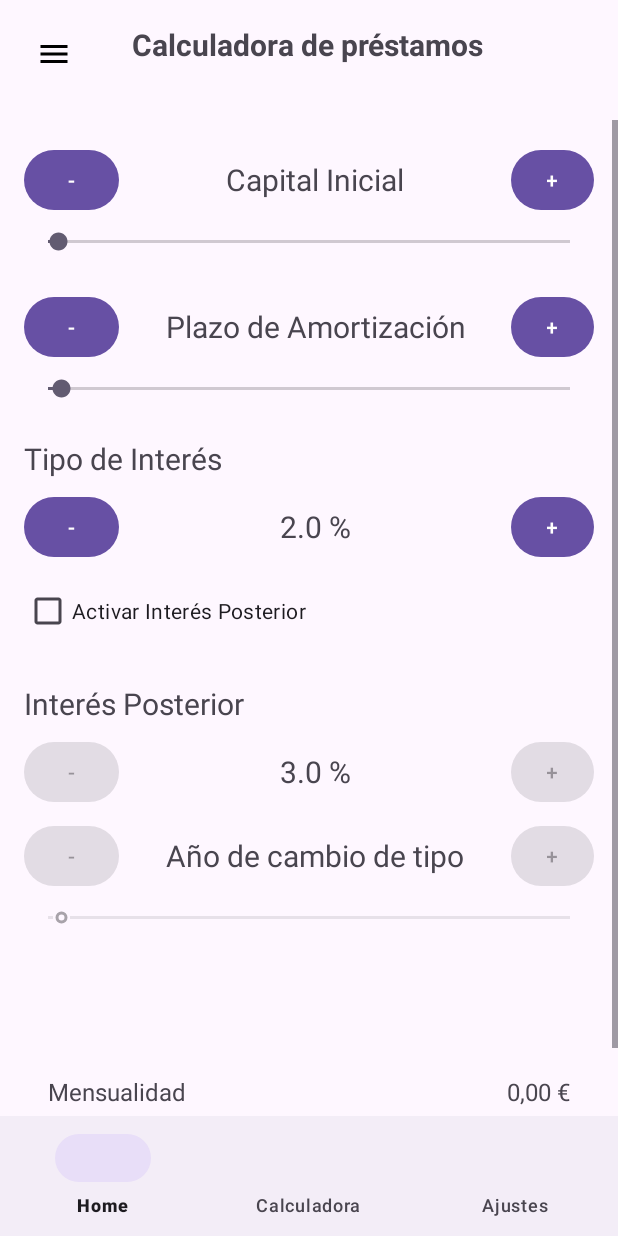
After one commit to cHion7/AplicacionDeImpuestosDelTFG, an Android app: the fragment PrestamoFragment placed in its activity, on a phone screen of 412 x 824 dp. The commit adds this screen. Run offline under Robolectric (Android 15) with nearby library versions, the phone set to English and light mode, and no system bars.

Commit message:
Calculadora de pretamos va a la mitad debidoa que me falle le calculo de mensualida posterior

```diff
--- /dev/null
+++ b/app/src/main/java/com/example/aplicaciondeimpuestosdeltfg/PrestamoFragment.java
@@ -0,0 +1,282 @@
+package com.example.aplicaciondeimpuestosdeltfg;
+
+import android.os.Bundle;
+
+import androidx.core.view.GravityCompat;
+import androidx.drawerlayout.widget.DrawerLayout;
+import androidx.fragment.app.Fragment;
+
+import android.view.LayoutInflater;
+import android.view.View;
+import android.view.ViewGroup;
+import android.widget.Button;
+import android.widget.CheckBox;
+import android.widget.ImageView;
+import android.widget.SeekBar;
+import android.widget.TextView;
+
+public class PrestamoFragment extends Fragment {
+
+    private float capital = 0;
+    private float plazo = 0;
+    private float interes = 0;
+    private float InteresPosterior = 0;
+    private float plazoConCambio = 0;
+    private CheckBox impuestoPosterior;
+    TextView mensualidadText;
+    TextView mensualidadPosteriorText;
+    @Override
+    public View onCreateView(LayoutInflater inflater, ViewGroup container,
+                             Bundle savedInstanceState) {
+
+        // Inflar el layout del fragment
+        View view = inflater.inflate(R.layout.fragment_prestamo, container, false);
+
+        Button botonHipoteca = view.findViewById(R.id.boton1);
+        Button botonImpuestos = view.findViewById(R.id.boton2);
+        Button botonOtros = view.findViewById(R.id.boton3);
+
+
+        // Inicializar vistas desde el layout del fragment
+        ImageView btn_open_menu = view.findViewById(R.id.boton_abrir_menu);
+
+        Button sumarCapital = view.findViewById(R.id.botonCapitalSumar);
+        Button restarCapital = view.findViewById(R.id.botonCapitalRestar);
+        Button sumarPlazo = view.findViewById(R.id.botonPlazoSumar);
+        Button restarPlazo = view.findViewById(R.id.botonPlazoRestar);
+        Button tipoInteresRestar = view.findViewById(R.id.botonTipoInteresRestar);
+        Button tipoInteresSumar = view.findViewById(R.id.botonTipoInteresSumar);
+        Button cambiarAnioRestar = view.findViewById(R.id.botonCambioAnioRestar);
+        Button cambiarAnioSumar = view.findViewById(R.id.botonCambioAnioSumar);
+        Button interesPosteriorRestar = view.findViewById(R.id.botonInteresPosteriorRestar);
+        Button interesPosteriorSumar = view.findViewById(R.id.botonInteresPosteriorSumar);
+
+        impuestoPosterior = view.findViewById(R.id.checkbox_interes_posterior);
+
+        TextView capitalText = view.findViewById(R.id.text_capital_inicial);
+        TextView plazoText = view.findViewById(R.id.text_plazo_amortizacion);
+        TextView interesText = view.findViewById(R.id.text_tipo_interes);
+        TextView interesPosteriorText = view.findViewById(R.id.text_interes_posterior);
+        TextView cambioAnioText = view.findViewById(R.id.text_anio_cambio_tipo);
+
+        mensualidadText = view.findViewById(R.id.text_mensualidad);
+        mensualidadPosteriorText = view.findViewById(R.id.text_mensualidad_posterior);
+
+        SeekBar capitalInicial = view.findViewById(R.id.seek_capital_inicial);
+        SeekBar plazoAmortizado = view.findViewById(R.id.seek_plazo_amortizacion);
+        SeekBar plazoAmortizadoPosterior = view.findViewById(R.id.seek_anio_cambio_tipo);
+
+
+        interesPosteriorSumar.setEnabled(false);
+        interesPosteriorRestar.setEnabled(false);
+        cambiarAnioRestar.setEnabled(false);
+        cambiarAnioSumar.setEnabled(false);
+        plazoAmortizadoPosterior.setEnabled(false);
+
+
+
+
+        DrawerLayout drawerLayout =  view.findViewById(R.id.drawer_layout);
+
+
+        btn_open_menu.setOnClickListener(v -> {
+            if (drawerLayout != null && !drawerLayout.isDrawerOpen(GravityCompat.START)) {
+                drawerLayout.openDrawer(GravityCompat.START);
+
+                botonHipoteca.setOnClickListener(i -> cargarFragment(new CalculatorFragment()));
+                botonImpuestos.setOnClickListener(i -> cargarFragment(new PrestamoFragment()));
+                botonOtros.setOnClickListener(i -> cargarFragment(new CriptoRiesgoFragment()));
+
+            }
+        });
+        restarCapital.setOnClickListener(v -> {
+            if (capital >= 1000) capital -= 1000;
+            capitalText.setText(String.format("Precio: %.0f €", capital));
+            actualizarValoresPrestamo();
+        });
+        sumarCapital.setOnClickListener(v -> {
+            capital += 1000;
+            capitalText.setText(String.format("Precio: %.0f €", capital));
+            actualizarValoresPrestamo();
+        });
+
+        restarPlazo.setOnClickListener(v -> {
+            if (plazo > 0) plazo -= 1;
+            plazoText.setText(String.format("Plazo: %.0f años", plazo));
+            actualizarValoresPrestamo();
+        });
+        sumarPlazo.setOnClickListener(v -> {
+            plazo += 1;
+            plazoText.setText(String.format("Plazo: %.0f años", plazo));
+            actualizarValoresPrestamo();
+        });
+
+
+        tipoInteresRestar.setOnClickListener(v -> {
+            if (interes > 0) interes -= 1;
+            interesText.setText(String.format("Interes: %.0f %%", interes));
+            actualizarValoresPrestamo();
+
+                });
+        tipoInteresSumar.setOnClickListener(v -> {
+                    interes += 1;
+                    interesText.setText(String.format("Interes: %.0f %%", interes));
+                    actualizarValoresPrestamo();
+                });
+
+
+
+        //--------------------------------------------------------------
+
+
+        impuestoPosterior.setOnCheckedChangeListener((buttonView, isChecked) -> {
+            if (isChecked) {
+                interesPosteriorSumar.setEnabled(true);
+                interesPosteriorRestar.setEnabled(true);
+                cambiarAnioRestar.setEnabled(true);
+                cambiarAnioSumar.setEnabled(true);
+                plazoAmortizadoPosterior.setEnabled(true);
+            } else {
+                interesPosteriorSumar.setEnabled(false);
+                interesPosteriorRestar.setEnabled(false);
+                cambiarAnioRestar.setEnabled(false);
+                cambiarAnioSumar.setEnabled(false);
+                plazoAmortizadoPosterior.setEnabled(false);
+
+            }
+            actualizarValoresPrestamo();
+        });
+
+
+        interesPosteriorRestar.setOnClickListener(v -> {
+            if (InteresPosterior > 0) InteresPosterior -= 1;
+            interesPosteriorText.setText(String.format("Interes: %.0f %%", InteresPosterior));
+            actualizarValoresPrestamo();
+        });
+        interesPosteriorSumar.setOnClickListener(v -> {
+            InteresPosterior += 1;
+            interesPosteriorText.setText(String.format("Interes: %.0f %%", InteresPosterior));
+            actualizarValoresPrestamo();
+        });
+
+        cambiarAnioRestar.setOnClickListener(v -> {
+            if (plazoConCambio > 0) plazoConCambio -= 1;
+            cambioAnioText.setText(String.format("Plazo: %.0f años", plazoConCambio));
+            actualizarValoresPrestamo();
+        });
+        cambiarAnioSumar.setOnClickListener(v -> {
+            plazoConCambio += 1;
+            cambioAnioText.setText(String.format("Plazo: %.0f años", plazoConCambio));
+            actualizarValoresPrestamo();
+        });
+
+
+        capitalInicial.setOnSeekBarChangeListener(new SeekBar.OnSeekBarChangeListener() {
+            @Override public void onProgressChanged(SeekBar seekBar, int progress, boolean fromUser) {
+                capital = progress;
+                capitalText.setText(String.format("Precio: %.0f €", capital));
+            }
+
+            @Override public void onStartTrackingTouch(SeekBar seekBar) {}
+
+            @Override public void onStopTrackingTouch(SeekBar seekBar) {
+                actualizarValoresPrestamo();
+            }
+        });
+
+        plazoAmortizado.setOnSeekBarChangeListener(new SeekBar.OnSeekBarChangeListener() {
+            @Override
+            public void onProgressChanged(SeekBar seekBar, int progress, boolean fromUser) {
+                plazo = progress;
+                plazoText.setText(String.format("Plazo: %.0f años", plazo));
+            }
+
+            @Override public void onStartTrackingTouch(SeekBar seekBar) {}
+
+            @Override
+            public void onStopTrackingTouch(SeekBar seekBar) {
+                actualizarValoresPrestamo();
+            }
+        });
+
+        plazoAmortizadoPosterior.setOnSeekBarChangeListener(new SeekBar.OnSeekBarChangeListener() {
+            @Override
+            public void onProgressChanged(SeekBar seekBar, int progress, boolean fromUser) {
+                if (progress < plazo) {
+                    plazoConCambio = progress;
+                    cambioAnioText.setText(String.format("Cambio en el año: %.0f", plazoConCambio));
+                } else {
+                    cambioAnioText.setText("Debe ser menor al plazo total");
+                }
+            }
+
+            @Override public void onStartTrackingTouch(SeekBar seekBar) {}
+
+            @Override
+            public void onStopTrackingTouch(SeekBar seekBar) {
+                actualizarValoresPrestamo();
+            }
+        });
+
+
+
+
+
+
+
+        return view;
+    }
+
+    private void cargarFragment(Fragment fragmentIr) {
+        if (getActivity() != null) {
+            getActivity().getSupportFragmentManager()
+                    .beginTransaction()
+                    .replace(R.id.frame_container, fragmentIr)
+                    .addToBackStack(null)
+                    .commit();
+        }
+    }
+
+    private void actualizarValoresPrestamo() {
+
+        if (interes <= 0 || plazo <= 0 || capital <= 0) {
+            mensualidadText.setText("Error");
+            mensualidadPosteriorText.setText("-");
+            return;
+        }
+
+        float r = interes / 12f / 100f;
+        int n = (int) plazo * 12;
+
+        if (!impuestoPosterior.isChecked()) {
+            double factor = Math.pow(1 + r, n);
+            double cuota = capital * r * factor / (factor - 1);
+            mensualidadText.setText(String.format("%.2f €", cuota));
+            mensualidadPosteriorText.setText("-");
+
+            //-------------------------------Da mal es una caca FFFFFFFFFFFFFFFFFFFFF
+        } else {
+
+            if (plazoConCambio <= 0 || plazoConCambio >= plazo || InteresPosterior <= 0) {
+                mensualidadText.setText("Error");
+                mensualidadPosteriorText.setText("Error");
+                return;
+            }
+
+            float r1 = interes / 12f / 100f;
+            int n1 = (int) plazoConCambio * 12;
+            double factor1 = Math.pow(1 + r1, n1);
+            double cuota1 = capital * r1 * factor1 / (factor1 - 1);
+
+            double capitalRestante = capital * factor1 - (cuota1 * (factor1 - 1) / r1);
+
+            float r2 = InteresPosterior / 12f / 100f;
+            int n2 = (int) ((plazo - plazoConCambio) * 12);
+            double factor2 = Math.pow(1 + r2, n2);
+            double cuota2 = capitalRestante * r2 * factor2 / (factor2 - 1);
+
+            mensualidadText.setText(String.format("%.2f €", cuota1));
+            mensualidadPosteriorText.setText(String.format("%.2f €", cuota2));
+        }
+    }
+}
--- /dev/null
+++ b/app/src/main/res/layout/fragment_prestamo.xml
@@ -0,0 +1,325 @@
+<androidx.drawerlayout.widget.DrawerLayout xmlns:android="http://schemas.android.com/apk/res/android"
+    android:id="@+id/drawer_layout"
+    android:layout_width="match_parent"
+    android:layout_height="match_parent">
+
+    <!-- Contenido principal -->
+    <RelativeLayout
+        android:layout_width="match_parent"
+        android:layout_height="match_parent">
+
+        <!-- Botón de menú -->
+        <ImageView
+            android:id="@+id/boton_abrir_menu"
+            android:layout_width="wrap_content"
+            android:layout_height="wrap_content"
+            android:layout_alignParentStart="true"
+            android:layout_alignParentTop="true"
+            android:layout_margin="16dp"
+            android:contentDescription="Abrir menú"
+            android:padding="8dp"
+            android:src="@drawable/baseline_menu_24" />
+
+        <!-- Título a la derecha del botón -->
+        <TextView
+            android:id="@+id/text_titulo"
+            android:layout_width="wrap_content"
+            android:layout_height="wrap_content"
+            android:layout_toEndOf="@id/boton_abrir_menu"
+            android:layout_alignTop="@id/boton_abrir_menu"
+            android:layout_marginStart="16dp"
+            android:text="Calculadora de préstamos"
+            android:textSize="20sp"
+            android:textStyle="bold"
+            android:gravity="center_vertical" />
+
+        <!-- Contenido desplazable -->
+        <ScrollView
+            android:id="@+id/contenedor_scroll"
+            android:layout_width="match_parent"
+            android:layout_height="match_parent"
+            android:layout_below="@id/boton_abrir_menu"
+            android:layout_marginTop="8dp">
+
+            <LinearLayout
+                android:layout_width="match_parent"
+                android:layout_height="wrap_content"
+                android:orientation="vertical"
+                android:padding="16dp">
+
+                <!-- Capital Inicial -->
+                <LinearLayout
+                    android:layout_width="match_parent"
+                    android:layout_height="wrap_content"
+                    android:orientation="horizontal"
+                    android:gravity="center_vertical"
+                    android:layout_marginBottom="8dp">
+
+                    <Button
+                        android:id="@+id/botonCapitalRestar"
+                        android:layout_width="63dp"
+                        android:layout_height="wrap_content"
+                        android:text="-" />
+
+                    <TextView
+                        android:id="@+id/text_capital_inicial"
+                        android:layout_width="0dp"
+                        android:layout_height="wrap_content"
+                        android:layout_weight="1"
+                        android:text="Capital Inicial"
+                        android:gravity="center"
+                        android:textSize="20sp" />
+
+                    <Button
+                        android:id="@+id/botonCapitalSumar"
+                        android:layout_width="55dp"
+                        android:layout_height="wrap_content"
+                        android:text="+" />
+                </LinearLayout>
+
+                <SeekBar
+                    android:id="@+id/seek_capital_inicial"
+                    android:layout_width="match_parent"
+                    android:layout_height="wrap_content"
+                    android:max="50000"
+                    android:progress="1000"
+                    android:layout_marginBottom="24dp" />
+
+                <!-- Plazo de Amortización -->
+                <LinearLayout
+                    android:layout_width="match_parent"
+                    android:layout_height="wrap_content"
+                    android:orientation="horizontal"
+                    android:gravity="center_vertical"
+                    android:layout_marginBottom="8dp">
+
+                    <Button
+                        android:id="@+id/botonPlazoRestar"
+                        android:layout_width="63dp"
+                        android:layout_height="wrap_content"
+                        android:text="-" />
+
+                    <TextView
+                        android:id="@+id/text_plazo_amortizacion"
+                        android:layout_width="0dp"
+                        android:layout_height="wrap_content"
+                        android:layout_weight="1"
+                        android:text="Plazo de Amortización"
+                        android:gravity="center"
+                        android:textSize="20sp" />
+
+                    <Button
+                        android:id="@+id/botonPlazoSumar"
+                        android:layout_width="55dp"
+                        android:layout_height="wrap_content"
+                        android:text="+" />
+                </LinearLayout>
+
+                <SeekBar
+                    android:id="@+id/seek_plazo_amortizacion"
+                    android:layout_width="match_parent"
+                    android:layout_height="wrap_content"
+                    android:max="40"
+                    android:progress="1"
+                    android:layout_marginBottom="24dp" />
+
+                <!-- Tipo de Interés -->
+                <TextView
+                    android:id="@+id/text_tipo_interes_label"
+                    android:layout_width="wrap_content"
+                    android:layout_height="wrap_content"
+                    android:text="Tipo de Interés"
+                    android:textSize="20sp"
+                    android:layout_marginBottom="8dp" />
+
+                <LinearLayout
+                    android:layout_width="match_parent"
+                    android:layout_height="wrap_content"
+                    android:orientation="horizontal"
+                    android:gravity="center_vertical"
+                    android:layout_marginBottom="8dp">
+
+                    <Button
+                        android:id="@+id/botonTipoInteresRestar"
+                        android:layout_width="63dp"
+                        android:layout_height="wrap_content"
+                        android:text="-" />
+
+                    <TextView
+                        android:id="@+id/text_tipo_interes"
+                        android:layout_width="0dp"
+                        android:layout_height="wrap_content"
+                        android:layout_weight="1"
+                        android:text="2.0 %"
+                        android:gravity="center"
+                        android:textSize="20sp" />
+
+                    <Button
+                        android:id="@+id/botonTipoInteresSumar"
+                        android:layout_width="55dp"
+                        android:layout_height="wrap_content"
+                        android:text="+" />
+                </LinearLayout>
+
+                <!-- CheckBox Interés Posterior -->
+                <CheckBox
+                    android:id="@+id/checkbox_interes_posterior"
+                    android:layout_width="wrap_content"
+                    android:layout_height="wrap_content"
+                    android:text="Activar Interés Posterior"
+                    android:layout_marginBottom="24dp" />
+
+                <!-- Interés Posterior -->
+                <TextView
+                    android:id="@+id/text_interes_posterior_label"
+                    android:layout_width="wrap_content"
+                    android:layout_height="wrap_content"
+                    android:text="Interés Posterior"
+                    android:textSize="20sp"
+                    android:layout_marginBottom="8dp" />
+
+                <LinearLayout
+                    android:layout_width="match_parent"
+                    android:layout_height="wrap_content"
+                    android:orientation="horizontal"
+                    android:gravity="center_vertical"
+                    android:layout_marginBottom="8dp">
+
+                    <Button
+                        android:id="@+id/botonInteresPosteriorRestar"
+                        android:layout_width="63dp"
+                        android:layout_height="wrap_content"
+                        android:text="-" />
+
+                    <TextView
+                        android:id="@+id/text_interes_posterior"
+                        android:layout_width="0dp"
+                        android:layout_height="wrap_content"
+                        android:layout_weight="1"
+                        android:gravity="center"
+                        android:text="3.0 %"
+                        android:textSize="20sp" />
+
+                    <Button
+                        android:id="@+id/botonInteresPosteriorSumar"
+                        android:layout_width="55dp"
+                        android:layout_height="wrap_content"
+                        android:text="+" />
+                </LinearLayout>
+
+                <!-- Año Cambio Tipo -->
+                <LinearLayout
+                    android:layout_width="match_parent"
+                    android:layout_height="wrap_content"
+                    android:orientation="horizontal"
+                    android:gravity="center_vertical"
+                    android:layout_marginBottom="8dp">
+
+                    <Button
+                        android:id="@+id/botonCambioAnioRestar"
+                        android:layout_width="63dp"
+                        android:layout_height="wrap_content"
+                        android:text="-" />
+
+                    <TextView
+                        android:id="@+id/text_anio_cambio_tipo"
+                        android:layout_width="0dp"
+                        android:layout_height="wrap_content"
+                        android:layout_weight="1"
+                        android:text="Año de cambio de tipo"
+                        android:gravity="center"
+                        android:textSize="20sp" />
+
+                    <Button
+                        android:id="@+id/botonCambioAnioSumar"
+                        android:layout_width="55dp"
+                        android:layout_height="wrap_content"
+                        android:text="+" />
+                </LinearLayout>
+
+                <SeekBar
+                    android:id="@+id/seek_anio_cambio_tipo"
+                    android:layout_width="match_parent"
+                    android:layout_height="wrap_content"
+                    android:max="40"
+                    android:progress="1"
+                    android:enabled="false"
+                    android:layout_marginBottom="48dp" />
+
+                <!-- RESULTADOS -->
+                <TableLayout
+                    android:id="@+id/tabla_resultados"
+                    android:layout_width="match_parent"
+                    android:layout_height="wrap_content"
+                    android:layout_marginTop="32dp"
+                    android:padding="16dp">
+
+                    <TableRow>
+                        <TextView
+                            android:layout_weight="1"
+                            android:text="Mensualidad"
+                            android:textSize="16sp" />
+                        <TextView
+                            android:id="@+id/text_mensualidad"
+                            android:gravity="end"
+                            android:text="0,00 €"
+                            android:textSize="16sp" />
+                    </TableRow>
+
+                    <TableRow>
+                        <TextView
+                            android:layout_weight="1"
+                            android:text="Mensualidad posterior"
+                            android:textSize="16sp" />
+                        <TextView
+                            android:id="@+id/text_mensualidad_posterior"
+                            android:gravity="end"
+                            android:text="0,00 €"
+                            android:textSize="16sp" />
+                    </TableRow>
+
+                </TableLayout>
+
+            </LinearLayout>
+        </ScrollView>
+    </RelativeLayout>
+
+    <!-- Menú lateral -->
+    <LinearLayout
+        android:id="@+id/right_drawer"
+        android:layout_width="280dp"
+        android:layout_height="match_parent"
+        android:layout_gravity="start"
+        android:orientation="vertical"
+        android:background="@android:color/darker_gray"
+        android:padding="16dp">
+
+        <Button
+            android:id="@+id/boton1"
+            android:layout_width="200dp"
+            android:layout_height="50dp"
+            android:layout_marginBottom="16dp"
+            android:text="OPCION 1"
+            android:background="@android:color/darker_gray"
+            android:textColor="@android:color/white" />
+
+        <Button
+            android:id="@+id/boton2"
+            android:layout_width="200dp"
+            android:layout_height="50dp"
+            android:layout_marginBottom="16dp"
+            android:text="OPCION 2"
+            android:background="@android:color/darker_gray"
+            android:textColor="@android:color/white" />
+
+        <Button
+            android:id="@+id/boton3"
+            android:layout_width="200dp"
+            android:layout_height="50dp"
+            android:layout_marginBottom="16dp"
+            android:text="OPCION 3"
+            android:background="@android:color/darker_gray"
+            android:textColor="@android:color/white" />
+    </LinearLayout>
+
+</androidx.drawerlayout.widget.DrawerLayout>
```
Also changed, not shown: app/src/main/java/com/example/aplicaciondeimpuestosdeltfg/CalculatorFragment.java (+13 -13 lines), app/src/main/java/com/example/aplicaciondeimpuestosdeltfg/CriptoRiesgoFragment.java (added, +64 -0 lines), app/src/main/res/layout/fragment_cripto_riesgo.xml (added, +14 -0 lines).
